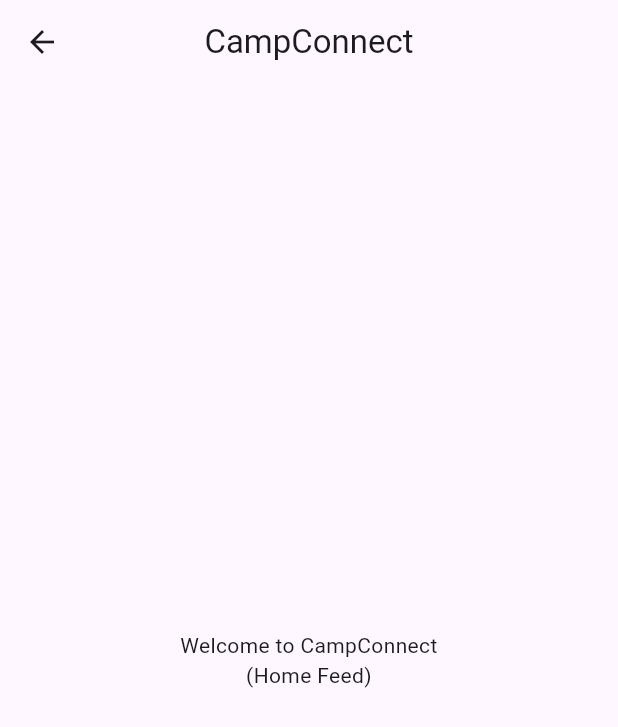
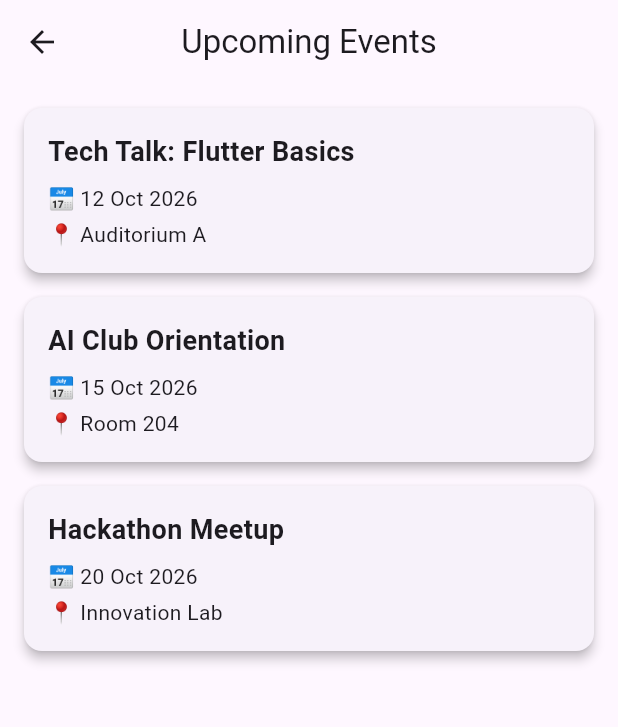
Before and after one commit to kalviumcommunity/S44-0126-Alpha-Full-Stack-With-FlutterAnd-Firebase-CampConnect, a Flutter app: the HomeTab screen opened directly, on a phone screen of 412 x 824 dp. Shown: the top 727 px of the screen. Run offline on Flutter 3.47's test engine with Material 3 defaults, Android fonts, the phone set to English and light mode, and no system bars; our stand-ins replace cloud_firestore, firebase_auth, firebase_core; accounts and stored records are empty.

Commit message:
feat: add home event feed UI with dummy data

```diff
--- a/camp_connect/lib/screens/home_screen.dart
+++ b/camp_connect/lib/screens/home_screen.dart
@@ -1,6 +1,24 @@
 import 'package:flutter/material.dart';
 import 'event_list_screen.dart';
 import 'profile_screen.dart';
+
+final List<Map<String, String>> dummyEvents = [
+  {
+    'title': 'Tech Talk: Flutter Basics',
+    'date': '12 Oct 2026',
+    'location': 'Auditorium A',
+  },
+  {
+    'title': 'AI Club Orientation',
+    'date': '15 Oct 2026',
+    'location': 'Room 204',
+  },
+  {
+    'title': 'Hackathon Meetup',
+    'date': '20 Oct 2026',
+    'location': 'Innovation Lab',
+  },
+];
 
 class HomeScreen extends StatefulWidget {
   const HomeScreen({super.key});
@@ -45,12 +63,37 @@ class HomeTab extends StatelessWidget {
   @override
   Widget build(BuildContext context) {
     return Scaffold(
-      appBar: AppBar(title: const Text('CampConnect'), centerTitle: true),
-      body: const Center(
-        child: Text(
-          'Welcome to CampConnect\n(Home Feed)',
-          textAlign: TextAlign.center,
-        ),
+      appBar: AppBar(title: const Text('Upcoming Events'), centerTitle: true),
+      body: ListView.builder(
+        padding: const EdgeInsets.all(16),
+        itemCount: dummyEvents.length,
+        itemBuilder: (context, index) {
+          final event = dummyEvents[index];
+
+          return Card(
+            elevation: 3,
+            margin: const EdgeInsets.only(bottom: 16),
+            child: Padding(
+              padding: const EdgeInsets.all(16),
+              child: Column(
+                crossAxisAlignment: CrossAxisAlignment.start,
+                children: [
+                  Text(
+                    event['title']!,
+                    style: const TextStyle(
+                      fontSize: 18,
+                      fontWeight: FontWeight.bold,
+                    ),
+                  ),
+                  const SizedBox(height: 8),
+                  Text('📅 ${event['date']}'),
+                  const SizedBox(height: 4),
+                  Text('📍 ${event['location']}'),
+                ],
+              ),
+            ),
+          );
+        },
       ),
     );
   }
```
